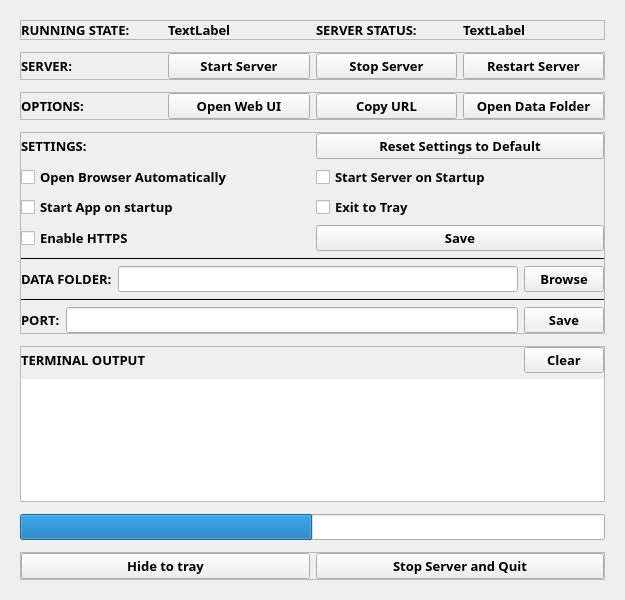
Before: the Qt Designer form backend/app/desktop/ui/main_window.ui in ShadowAmitendu/wherezy, drawn with Qt 5.
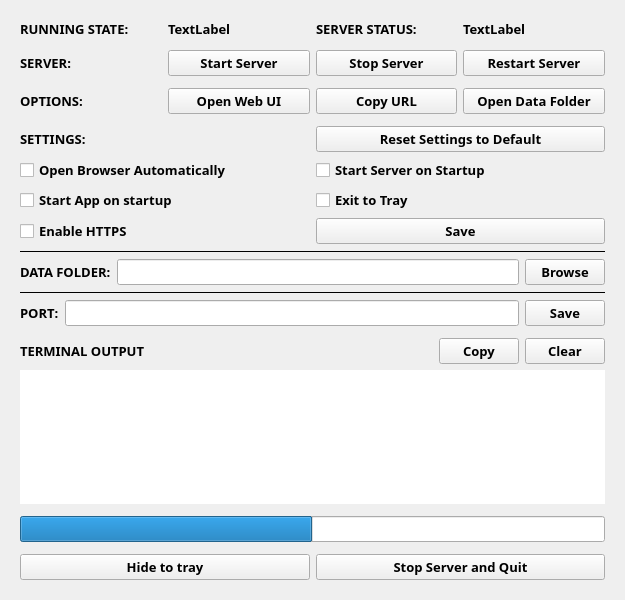
After: the same form once the commit is applied. Custom widgets are drawn as their Qt base class.

Commit message: release: v2.3.4 WinUI 3 Fluent redesign, non-editable console with copy/clear, and bundle packaging

The edit to the form file:
```diff
--- a/backend/app/desktop/ui/main_window.ui
+++ b/backend/app/desktop/ui/main_window.ui
@@ -59,10 +59,10 @@
        </sizepolicy>
       </property>
       <property name="frameShape">
-       <enum>QFrame::StyledPanel</enum>
+       <enum>QFrame::NoFrame</enum>
       </property>
       <property name="frameShadow">
-       <enum>QFrame::Raised</enum>
+       <enum>QFrame::Plain</enum>
       </property>
       <layout class="QHBoxLayout" name="horizontalLayout">
        <property name="leftMargin">
@@ -149,10 +149,10 @@
        </sizepolicy>
       </property>
       <property name="frameShape">
-       <enum>QFrame::StyledPanel</enum>
+       <enum>QFrame::NoFrame</enum>
       </property>
       <property name="frameShadow">
-       <enum>QFrame::Raised</enum>
+       <enum>QFrame::Plain</enum>
       </property>
       <layout class="QHBoxLayout" name="horizontalLayout_2">
        <property name="leftMargin">
@@ -215,10 +215,10 @@
        </sizepolicy>
       </property>
       <property name="frameShape">
-       <enum>QFrame::StyledPanel</enum>
+       <enum>QFrame::NoFrame</enum>
       </property>
       <property name="frameShadow">
-       <enum>QFrame::Raised</enum>
+       <enum>QFrame::Plain</enum>
       </property>
       <layout class="QHBoxLayout" name="horizontalLayout_3">
        <property name="leftMargin">
@@ -281,10 +281,10 @@
        </sizepolicy>
       </property>
       <property name="frameShape">
-       <enum>QFrame::StyledPanel</enum>
+       <enum>QFrame::NoFrame</enum>
       </property>
       <property name="frameShadow">
-       <enum>QFrame::Raised</enum>
+       <enum>QFrame::Plain</enum>
       </property>
       <property name="lineWidth">
        <number>0</number>
@@ -553,10 +553,10 @@
        </sizepolicy>
       </property>
       <property name="frameShape">
-       <enum>QFrame::StyledPanel</enum>
+       <enum>QFrame::NoFrame</enum>
       </property>
       <property name="frameShadow">
-       <enum>QFrame::Raised</enum>
+       <enum>QFrame::Plain</enum>
       </property>
       <layout class="QVBoxLayout" name="verticalLayout_2">
        <property name="leftMargin">
@@ -624,7 +624,14 @@
            </spacer>
           </item>
           <item>
-           <widget class="QPushButton" name="pushButton_7">
+           <widget class="PushButton" name="pushButton_copy">
+            <property name="text">
+             <string>Copy</string>
+            </property>
+           </widget>
+          </item>
+          <item>
+           <widget class="PushButton" name="pushButton_7">
             <property name="autoFillBackground">
              <bool>false</bool>
             </property>
@@ -637,7 +644,10 @@
         </widget>
        </item>
        <item>
-        <widget class="QPlainTextEdit" name="plainTextEdit">
+        <widget class="PlainTextEdit" name="plainTextEdit">
+         <property name="readOnly">
+          <bool>true</bool>
+         </property>
          <property name="sizePolicy">
           <sizepolicy hsizetype="Preferred" vsizetype="Maximum">
            <horstretch>0</horstretch>
@@ -679,10 +689,10 @@
     <item>
      <widget class="QFrame" name="frame_9">
       <property name="frameShape">
-       <enum>QFrame::StyledPanel</enum>
+       <enum>QFrame::NoFrame</enum>
       </property>
       <property name="frameShadow">
-       <enum>QFrame::Raised</enum>
+       <enum>QFrame::Plain</enum>
       </property>
       <layout class="QHBoxLayout" name="horizontalLayout_8">
        <property name="leftMargin">
@@ -719,4 +729,36 @@
  </widget>
  <resources/>
  <connections/>
+ <customwidgets>
+  <customwidget>
+   <class>PrimaryPushButton</class>
+   <extends>QPushButton</extends>
+   <header>qfluentwidgets</header>
+  </customwidget>
+  <customwidget>
+   <class>PushButton</class>
+   <extends>QPushButton</extends>
+   <header>qfluentwidgets</header>
+  </customwidget>
+  <customwidget>
+   <class>CheckBox</class>
+   <extends>QCheckBox</extends>
+   <header>qfluentwidgets</header>
+  </customwidget>
+  <customwidget>
+   <class>LineEdit</class>
+   <extends>QLineEdit</extends>
+   <header>qfluentwidgets</header>
+  </customwidget>
+  <customwidget>
+   <class>PlainTextEdit</class>
+   <extends>QPlainTextEdit</extends>
+   <header>qfluentwidgets</header>
+  </customwidget>
+  <customwidget>
+   <class>ProgressBar</class>
+   <extends>QProgressBar</extends>
+   <header>qfluentwidgets</header>
+  </customwidget>
+ </customwidgets>
 </ui>
```
Left out of the diff: 40 changed lines with no effect on the pictures. The commit also changes 9 other files.
